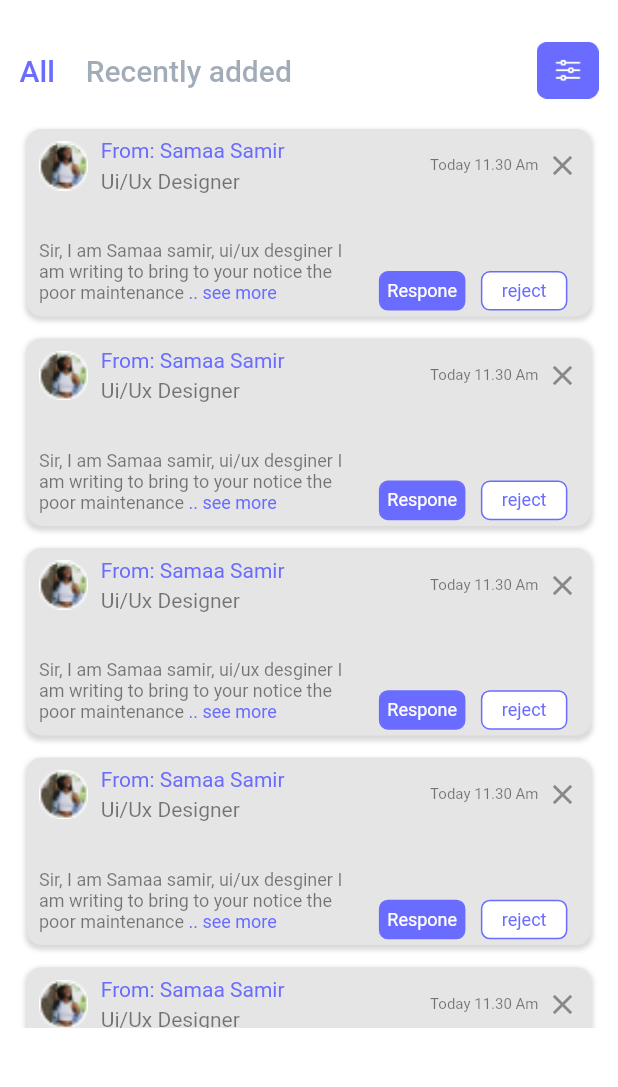
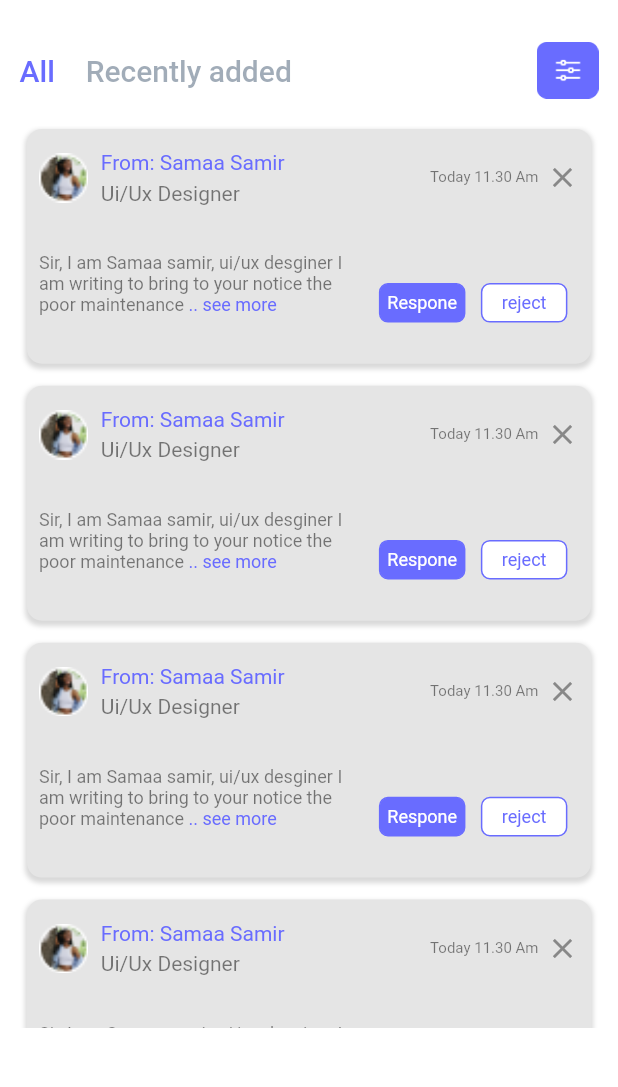
Before and after one commit to Ibrahim-Amin-code/Develocity, a Flutter app: the HomeScreen screen opened directly, in the side drawer, after a tap on "Complaints", on a phone screen of 412 x 824 dp, the part 57-1144 px from its top. Run offline on Flutter 3.47's test engine with Material 2 defaults, Android fonts, the light colour scheme and no system bars; our stand-ins replace bloc, cached_network_image, dio, dropdown_button2, flutter_bloc, flutter_custom_clippers and 4 more; accounts and stored records are empty; Roboto replaces fonts that are missing (SF Pro Display).

Commit message:
edit admin screens

```diff
--- a/lib/presentation/admins/screens/drawer_screens/complaints/complaints_screen.dart
+++ b/lib/presentation/admins/screens/drawer_screens/complaints/complaints_screen.dart
@@ -83,7 +83,7 @@ class _ComplaintsScreenState extends State<ComplaintsScreen> {
   }
 
   Widget buildComplainCard({required double h, required double w}) => Container(
-        height: 125,
+        height: h*0.19,
         padding: const EdgeInsets.symmetric(
           horizontal: 8,
         ),
@@ -100,6 +100,8 @@ class _ComplaintsScreenState extends State<ComplaintsScreen> {
                 blurRadius: 2)
           ],
         ),
+        child: Padding(
+          padding: const EdgeInsets.only(top:8.0),
           child: Column(
             children: [
               Row(
@@ -247,5 +249,6 @@ class _ComplaintsScreenState extends State<ComplaintsScreen> {
               )
             ],
           ),
+        ),
       );
 }
--- a/lib/presentation/admins/widgets/drawer_widget.dart
+++ b/lib/presentation/admins/widgets/drawer_widget.dart
@@ -1,14 +1,11 @@
 // ignore_for_file: prefer_const_constructors
-
 import 'package:develocity/business_logic/app_cubit/app_cubit.dart';
 import 'package:develocity/constants/core/colors.dart';
 import 'package:develocity/constants/core/const.dart';
 import 'package:develocity/presentation/admins/screens/drawer_screens/requirements/requirements_screen.dart';
 import 'package:develocity/presentation/admins/screens/profile/profile_screen.dart';
-import 'package:develocity/presentation/admins/screens/splash/splash.dart';
 import 'package:flutter/material.dart';
 import 'package:flutter_bloc/flutter_bloc.dart';
-
 import '../screens/drawer_screens/admins/admins_screeen.dart';
 import '../screens/drawer_screens/branches/branches_screen.dart';
 import '../screens/drawer_screens/complaints/complaints_screen.dart';
@@ -35,7 +32,7 @@ Widget buildDrawerWidget({required context}) {
                   MaterialPageRoute(
                       builder: (context) => const ProfileScreen())),
               child: SizedBox(
-                height: h * 0.1,
+                height: h * 0.15,
                 child: DrawerHeader(
                   child: Row(
                     crossAxisAlignment: CrossAxisAlignment.center,
@@ -46,10 +43,11 @@ Widget buildDrawerWidget({required context}) {
                           margin: EdgeInsets.only(right: w * 0.02),
                           child: Image.asset('assets/images/81.png')),
                       Container(
-                        margin: const EdgeInsets.only(top: 12),
+                        margin:EdgeInsets.only(top: 15.0),
                         child: Column(
                           crossAxisAlignment: CrossAxisAlignment.start,
                           children: [
+                            SizedBox(height: h*0.02,),
                             Text(
                               'Abdelaziz Bin Fahd',
                               style: Theme.of(context).textTheme.titleMedium!.copyWith(
@@ -73,14 +71,14 @@ Widget buildDrawerWidget({required context}) {
                             ),
                           ],
                         ),
-                      )
+                      ),
                     ],
                   ),
                 ),
               ),
             ),
             SizedBox(
-              height: h * 0.05,
+              height: h * 0.03,
             ),
             buildRowInDrawer(
                 imageColor: (AppCubit.get(context).color == 'Dashboard')
--- a/lib/presentation/admins/widgets/home_widget.dart
+++ b/lib/presentation/admins/widgets/home_widget.dart
@@ -9,11 +9,11 @@ Widget buildHomeGrid(context) {
   double w = MediaQuery.of(context).size.width;
 
   return GridView.builder(
-    gridDelegate: const SliverGridDelegateWithFixedCrossAxisCount(
+    gridDelegate: SliverGridDelegateWithFixedCrossAxisCount(
       crossAxisCount: 2,
       childAspectRatio: 0.83,
-      crossAxisSpacing: 10,
-      mainAxisSpacing: 0,
+      crossAxisSpacing: w*0.01,
+      mainAxisSpacing: h*0.02,
     ),
     shrinkWrap: true,
     primary: true,
```
Lines whose indentation alone changed are shown as unchanged.
